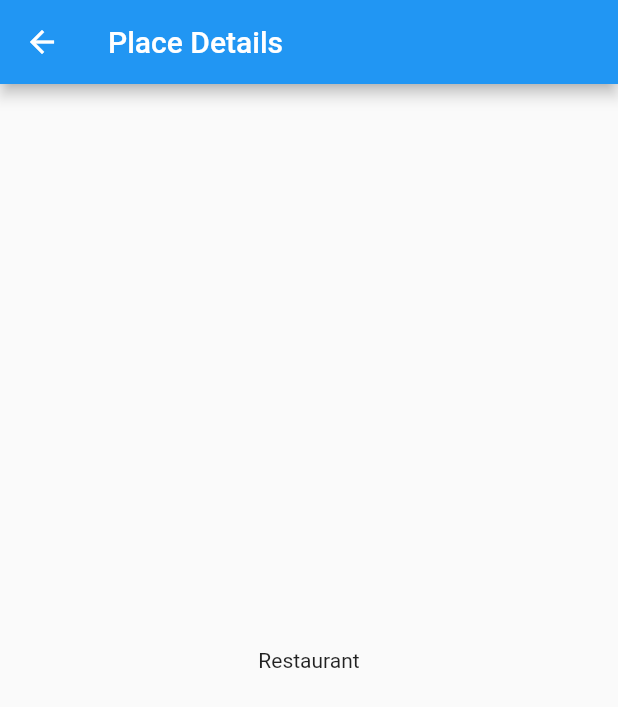
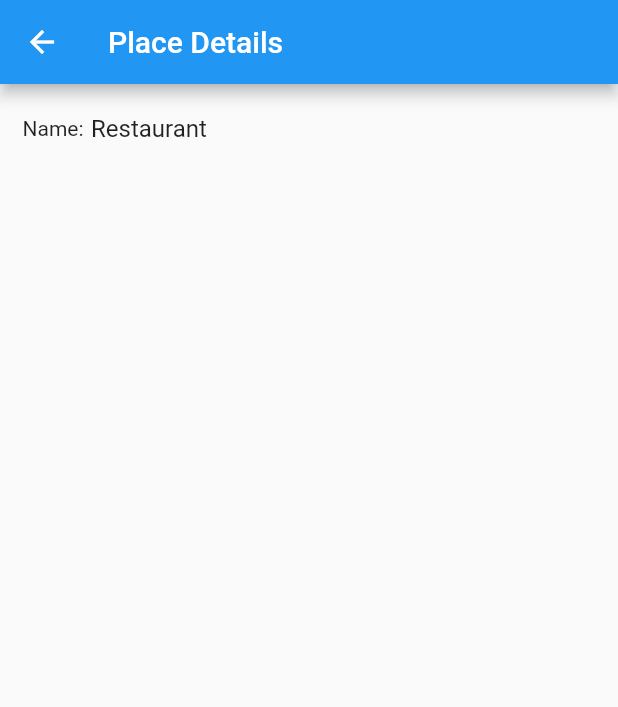
Before and after one commit to roubertedgar/eat-eat-flutter, a Flutter app: the screen it shows after launch, after a tap on "Restaurant", on a phone screen of 412 x 824 dp. Shown: the top 707 px of the screen. Run offline on Flutter 3.47's test engine with Material 2 defaults, Android fonts, the phone set to English and light mode, and no system bars.

Commit message:
Increases place details with labeled texts

```diff
--- a/lib/main.dart
+++ b/lib/main.dart
@@ -1,5 +1,5 @@
+import 'package:eat_eat_flutter/place/detais/PlaceDetailsScreen.dart';
 import 'package:eat_eat_flutter/place/list/PlaceListScreen.dart';
-import 'package:eat_eat_flutter/place/list/detais/PlaceDetailsScreen.dart';
 import 'package:flutter/material.dart';
 
 void main() => runApp(new MyApp());
--- /dev/null
+++ b/lib/place/detais/PlaceDetailsScreen.dart
@@ -0,0 +1,59 @@
+import 'package:eat_eat_flutter/components/TextView.dart';
+import 'package:eat_eat_flutter/place/list/PlaceListItem.dart';
+import 'package:flutter/material.dart';
+
+class PlaceDetailsScreen extends StatelessWidget {
+  final PlaceListItem placeListItem;
+
+  PlaceDetailsScreen(this.placeListItem);
+
+  @override
+  Widget build(BuildContext context) {
+    return Scaffold(
+        appBar: AppBar(
+          title: Text("Place Details"),
+        ),
+        body: Padding(
+          padding: EdgeInsets.only(top: 20.0, left: 15.0, right: 15.0),
+          child: Column(
+            crossAxisAlignment: CrossAxisAlignment.start,
+            children: <Widget>[
+              LabeledText(labelText: "Name:", text: placeListItem.name)
+            ],
+          ),
+        ));
+  }
+}
+
+class PlaceDetailsRoute extends StatelessWidget {
+  static const routeName = '/PlaceDetails';
+
+  @override
+  Widget build(BuildContext context) {
+    final PlaceListItem placeListItem =
+        ModalRoute.of(context).settings.arguments;
+
+    return PlaceDetailsScreen(placeListItem);
+  }
+}
+
+class LabeledText extends StatelessWidget {
+  final String labelText;
+  final String text;
+
+  LabeledText({@required this.labelText, @required this.text});
+
+  @override
+  Widget build(BuildContext context) {
+    return Row(
+      children: <Widget>[
+        TextView(labelText),
+        TextView(
+          text,
+          textSize: 16.0,
+          padding: EdgeInsets.only(left: 5.0),
+        ),
+      ],
+    );
+  }
+}
--- a/lib/place/list/PlaceListScreen.dart
+++ b/lib/place/list/PlaceListScreen.dart
@@ -1,8 +1,8 @@
+import 'package:eat_eat_flutter/place/detais/PlaceDetailsScreen.dart';
 import 'package:flutter/material.dart';
 
 import 'PlaceListItem.dart';
 import 'PlaceListItemView.dart';
-import 'detais/PlaceDetailsScreen.dart';
 
 class PlaceListScreen extends StatelessWidget {
   final listItems = [
--- a/lib/place/list/detais/PlaceDetailsScreen.dart
+++ /dev/null
@@ -1,30 +0,0 @@
-import 'package:flutter/material.dart';
-
-import '../PlaceListItem.dart';
-
-class PlaceDetailsScreen extends StatelessWidget {
-  final PlaceListItem placeListItem;
-
-  PlaceDetailsScreen(this.placeListItem);
-
-  @override
-  Widget build(BuildContext context) {
-    return Scaffold(
-      appBar: AppBar(
-        title: Text("Place Details"),
-      ),
-      body: Center(child: Text(placeListItem.name)),
-    );
-  }
-}
-
-class PlaceDetailsRoute extends StatelessWidget {
-  static const routeName = '/PlaceDetails';
-
-  @override
-  Widget build(BuildContext context) {
-    final PlaceListItem placeListItem = ModalRoute.of(context).settings.arguments;
-
-    return PlaceDetailsScreen(placeListItem);
-  }
-}
```
